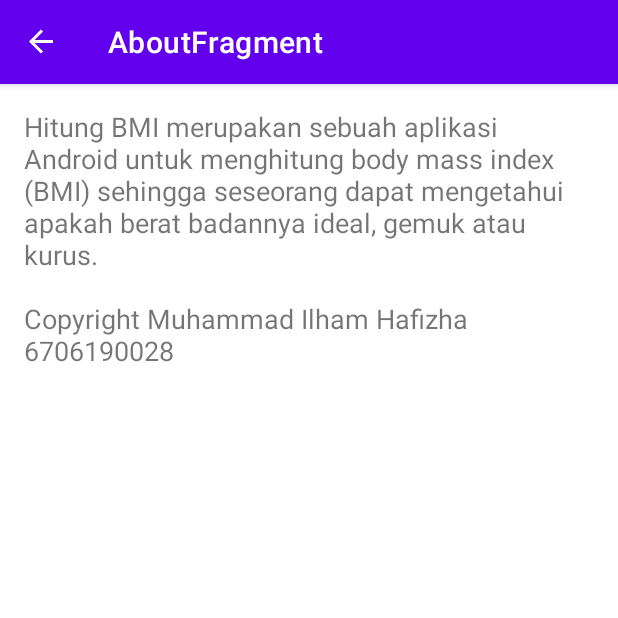
After one commit to D3IF-Cool/4304-hitung-bmi-hmfzh, an Android app: the AboutFragment screen opened through its navigation route, on a phone screen of 412 x 824 dp, the top half of it. The commit adds this screen. Run offline under Robolectric (Android 15) with nearby library versions, the phone set to English and light mode, and no system bars; our stand-ins replace navigation-ui.

Commit message:
Membuat navigasi menggunakan menu

```diff
--- /dev/null
+++ b/app/src/main/java/com/d3if0028/hitungbmi/ui/AboutFragment.kt
@@ -0,0 +1,8 @@
+package com.d3if0028.hitungbmi.ui
+
+import androidx.fragment.app.Fragment
+import com.d3if0028.hitungbmi.R
+
+class AboutFragment : Fragment(R.layout.fragment_about) {
+
+}
--- a/app/src/main/java/com/d3if0028/hitungbmi/ui/HitungFragment.kt
+++ b/app/src/main/java/com/d3if0028/hitungbmi/ui/HitungFragment.kt
@@ -2,12 +2,11 @@
 
 import android.os.Bundle
 import android.text.TextUtils
-import android.view.LayoutInflater
-import android.view.View
-import android.view.ViewGroup
+import android.view.*
 import android.widget.Toast
 import androidx.fragment.app.Fragment
 import androidx.navigation.findNavController
+import androidx.navigation.fragment.findNavController
 import androidx.viewbinding.ViewBinding
 import com.d3if0028.hitungbmi.R
 import com.d3if0028.hitungbmi.data.KategoriBmi
@@ -32,6 +31,7 @@ class HitungFragment : Fragment() {
                 HitungFragmentDirections. actionHitungFragmentToSaranFragment(kategoriBmi)
             )
         }
+        setHasOptionsMenu(true)
         return binding.root
     }
 
@@ -96,4 +96,19 @@ class HitungFragment : Fragment() {
         return getString(stringRes)
     }
 
+    override fun onCreateOptionsMenu(menu: Menu, inflater: MenuInflater) {
+        super.onCreateOptionsMenu(menu, inflater)
+        inflater.inflate(R.menu.option_menu,menu)
+    }
+
+
+    override fun onOptionsItemSelected(item: MenuItem): Boolean {
+        if(item.itemId == R.id.menu_about){
+            findNavController().navigate(
+                    R.id.action_hitungFragment_to_aboutFragment
+            )
+            return true
+        }
+        return super.onOptionsItemSelected(item)
+    }
 }
--- /dev/null
+++ b/app/src/main/res/layout/fragment_about.xml
@@ -0,0 +1,11 @@
+<?xml version="1.0" encoding="utf-8"?>
+<TextView xmlns:android="http://schemas.android.com/apk/res/android"
+    android:layout_width="match_parent"
+    android:layout_height="match_parent"
+    android:layout_margin="16dp"
+    android:autoLink="web"
+    android:text="@string/copyright"
+    android:textSize="18dp"
+    >
+
+</TextView>
--- /dev/null
+++ b/app/src/main/res/menu/option_menu.xml
@@ -0,0 +1,9 @@
+<?xml version="1.0" encoding="utf-8"?>
+<menu xmlns:android="http://schemas.android.com/apk/res/android"
+    xmlns:app="http://schemas.android.com/apk/res-auto">
+    <item
+        android:id="@+id/menu_about"
+        android:title="@string/tentang_aplikasi"
+        app:showAsAction="never"
+        />
+</menu>
--- a/app/src/main/res/values/strings.xml
+++ b/app/src/main/res/values/strings.xml
@@ -23,4 +23,8 @@
     <string name="saran_ideal">Pertahankan gaya hidupmu! Tapi jangan kebanyakan gaya karena itu berbahaya.</string>
     <string name="saran_gemuk">Cobalah untuk olahraga lari. Kemanapun boleh, asal tidak lari dari kehidupan.</string>
     <string name="lihat_saran">Lihat Saran</string>
+    <string name="copyright">Hitung BMI merupakan sebuah aplikasi
+        Android untuk menghitung body mass index (BMI) sehingga seseorang dapat mengetahui apakah berat badannya ideal, gemuk atau kurus.
+        \n\nCopyright Muhammad Ilham Hafizha 6706190028 </string>
+    <string name="tentang_aplikasi">Tentang Aplikasi</string>
 </resources>
```
Also changed, not shown: app/src/main/res/navigation/navigation.xml (+8 -0 lines).
